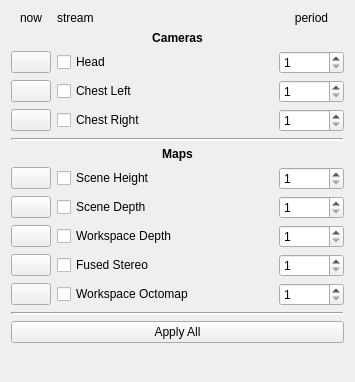
This is src/app/ddSensorDataRequest.ui in RobotLocomotion/director as Qt 5 draws it before an edit. The edited form follows.
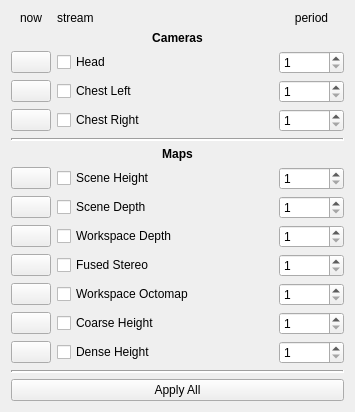
This is the edited form.

Commit message: new buttons for maps server

What changed in the file:
```diff
--- a/src/app/ddSensorDataRequest.ui
+++ b/src/app/ddSensorDataRequest.ui
@@ -203,6 +203,54 @@
        </property>
       </widget>
      </item>
+     <item row="12" column="0">
+      <widget class="QPushButton" name="mapHeightCoarseButton">
+       <property name="text">
+        <string/>
+       </property>
+      </widget>
+     </item>
+     <item row="12" column="1">
+      <widget class="QCheckBox" name="mapHeightCoarseCheck">
+       <property name="text">
+        <string>Coarse Height</string>
+       </property>
+      </widget>
+     </item>
+     <item row="12" column="2">
+      <widget class="QSpinBox" name="mapHeightCoarseSpinner">
+       <property name="minimum">
+        <number>1</number>
+       </property>
+       <property name="maximum">
+        <number>30</number>
+       </property>
+      </widget>
+     </item>
+     <item row="13" column="0">
+      <widget class="QPushButton" name="mapHeightDenseButton">
+       <property name="text">
+        <string/>
+       </property>
+      </widget>
+     </item>
+     <item row="13" column="1">
+      <widget class="QCheckBox" name="mapHeightDenseCheck">
+       <property name="text">
+        <string>Dense Height</string>
+       </property>
+      </widget>
+     </item>
+     <item row="13" column="2">
+      <widget class="QSpinBox" name="mapHeightDenseSpinner">
+       <property name="minimum">
+        <number>1</number>
+       </property>
+       <property name="maximum">
+        <number>30</number>
+       </property>
+      </widget>
+     </item>
      <item row="5" column="0" colspan="3">
       <widget class="Line" name="line_2">
        <property name="lineWidth">
```
The commit also changes 1 other file.
